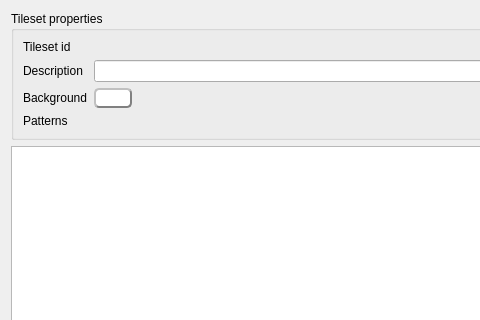
First picture: the form in src/gui/tileset_editor.ui, repository solarus-games/solarus-quest-editor, before the edit; both pictures show x 0 to 480 and y 0 to 320 of the 1000 by 700 pixel window.
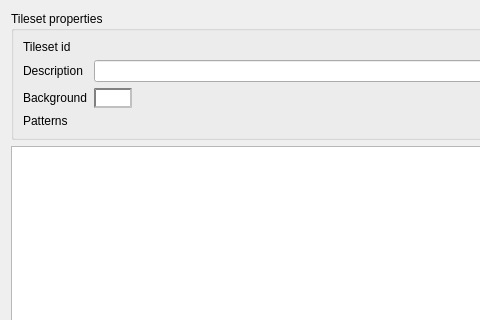
Second picture: the form after the edit.

What changed in the file:
```diff
--- a/src/gui/tileset_editor.ui
+++ b/src/gui/tileset_editor.ui
@@ -97,15 +97,12 @@
             <property name="styleSheet">
              <string notr="true"> QPushButton {
      background-color: white;
-     border-style: outset;
+     border-style: inset;
      border-width: 2px;
-     border-radius: 5px;
+/*     border-radius: 5px; */
      border-color: gray;
      min-width: 1em;
      padding: 1px;
- }
- QPushButton:pressed {
-     border-style: inset;
  }</string>
             </property>
             <property name="text">
```
